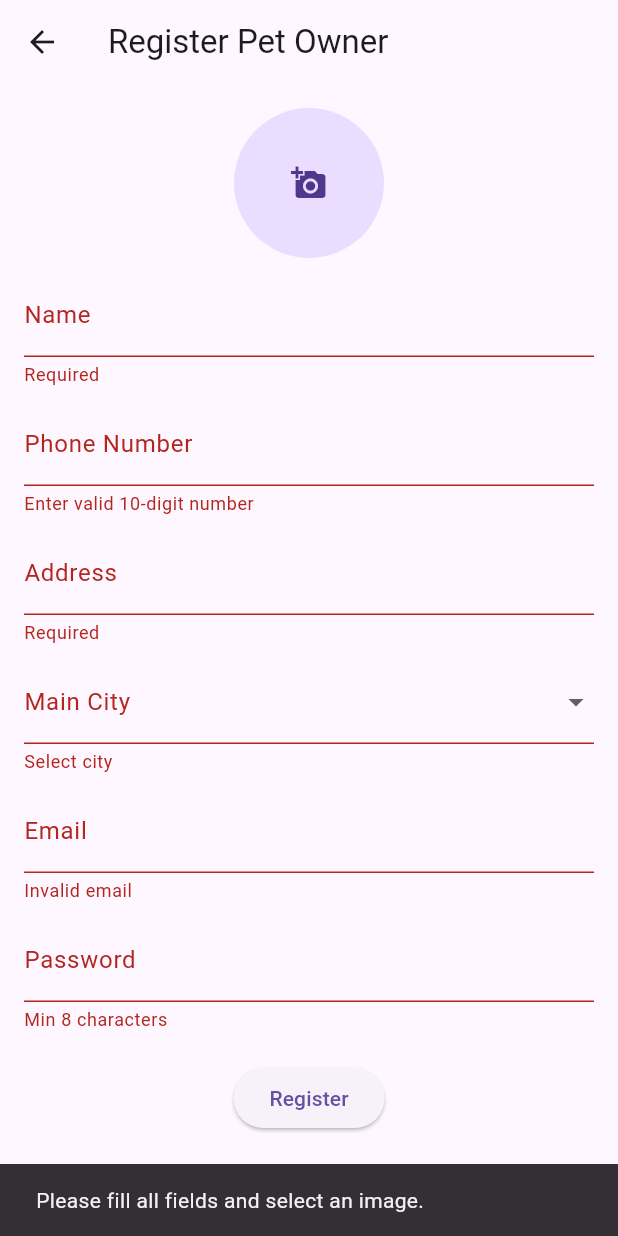
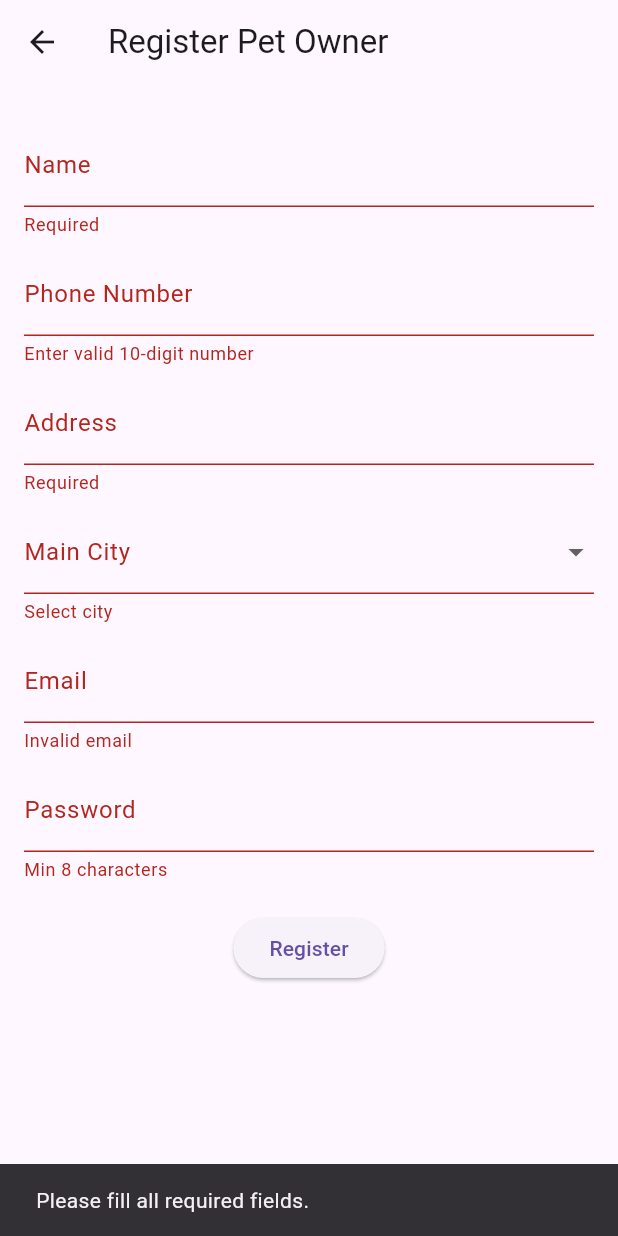
Before and after one commit to apsariudawatte/scooby_app_new, a Flutter app: the RegisterPetOwner screen opened directly, after a tap on "Register", on a phone screen of 412 x 824 dp. Run offline on Flutter 3.47's test engine with Material 3 defaults, Android fonts, the phone set to English and light mode, and no system bars; our stand-ins replace cloud_firestore, firebase_auth, firebase_core, firebase_storage, google_sign_in; accounts and stored records are empty.

Commit message:
Solved registration for pet owner 😉💖💖🔥

```diff
--- a/lib/views/register_pet_owner.dart
+++ b/lib/views/register_pet_owner.dart
@@ -1,6 +1,4 @@
 import 'package:flutter/material.dart';
-import 'package:image_picker/image_picker.dart';
-import 'dart:io';
 import 'package:scooby_app_new/services/auth_services.dart';
 import 'package:scooby_app_new/views/login_screen.dart';
 
@@ -16,27 +14,17 @@ class _RegisterPetOwnerState extends State<RegisterPetOwner> {
   final _nameController = TextEditingController();
   final _phoneController = TextEditingController();
   final _addressController = TextEditingController();
-  // ignore: unused_field
-  final _cityController = TextEditingController();
   final _emailController = TextEditingController();
   final _passwordController = TextEditingController();
   final AuthService _authService = AuthService();
 
-  File? _image;
   final List<String> _cities = [
     'Colombo', 'Kandy', 'Galle', 'Jaffna', 'Anuradhapura', 'Kurunegala'
   ];
   String? _selectedCity;
 
-  Future<void> _pickImage() async {
-    final picked = await ImagePicker().pickImage(source: ImageSource.gallery);
-    if (picked != null) {
-      setState(() => _image = File(picked.path));
-    }
-  }
-
   void _register() async {
-  if (_formKey.currentState!.validate() && _image != null) {
+    if (_formKey.currentState!.validate()) {
       showDialog(
         context: context,
         barrierDismissible: false,
@@ -51,11 +39,11 @@ class _RegisterPetOwnerState extends State<RegisterPetOwner> {
           city: _selectedCity ?? '',
           email: _emailController.text.trim(),
           password: _passwordController.text.trim(),
-        profileImage: _image!,
+          profileImage: null, // No image provided
         );
 
         if (!mounted) return;
-      Navigator.of(context).pop();
+        Navigator.of(context).pop(); // dismiss loading
 
         if (user != null) {
           ScaffoldMessenger.of(context).showSnackBar(
@@ -71,20 +59,19 @@ class _RegisterPetOwnerState extends State<RegisterPetOwner> {
           );
         }
       } catch (e) {
+        if (mounted) {
           Navigator.of(context).pop(); // dismiss loading
           ScaffoldMessenger.of(context).showSnackBar(
             SnackBar(content: Text('Error: $e')),
           );
         }
+      }
     } else {
       ScaffoldMessenger.of(context).showSnackBar(
-      const SnackBar(content: Text('Please fill all fields and select an image.')),
+        const SnackBar(content: Text('Please fill all required fields.')),
       );
     }
   }
-
-
-
 
   @override
   Widget build(BuildContext context) {
@@ -96,14 +83,6 @@ class _RegisterPetOwnerState extends State<RegisterPetOwner> {
           key: _formKey,
           child: Column(
             children: [
-              GestureDetector(
-                onTap: _pickImage,
-                child: CircleAvatar(
-                  radius: 50,
-                  backgroundImage: _image != null ? FileImage(_image!) : null,
-                  child: _image == null ? const Icon(Icons.add_a_photo) : null,
-                ),
-              ),
               const SizedBox(height: 10),
               TextFormField(
                 controller: _nameController,
@@ -129,11 +108,10 @@ class _RegisterPetOwnerState extends State<RegisterPetOwner> {
                 validator: (val) => val == null || val.isEmpty ? 'Required' : null,
               ),
               const SizedBox(height: 10),
-              DropdownButtonFormField(
+              DropdownButtonFormField<String>(
                 value: _selectedCity,
                 items: _cities
-                    .map((city) => DropdownMenuItem(
-                        value: city, child: Text(city)))
+                    .map((city) => DropdownMenuItem(value: city, child: Text(city)))
                     .toList(),
                 onChanged: (val) => setState(() => _selectedCity = val),
                 decoration: const InputDecoration(labelText: 'Main City'),
@@ -150,13 +128,16 @@ class _RegisterPetOwnerState extends State<RegisterPetOwner> {
                 controller: _passwordController,
                 obscureText: true,
                 decoration: const InputDecoration(labelText: 'Password'),
-                validator: (val) => val != null && val.length < 8 ? 'Min 8 characters' : null,
+                validator: (val) {
+                  if (val == null || val.length < 8) return 'Min 8 characters';
+                  return null;
+                },
               ),
               const SizedBox(height: 20),
               ElevatedButton(
                 onPressed: _register,
                 child: const Text('Register'),
-              )
+              ),
             ],
           ),
         ),
```
Also changed, not shown: lib/services/auth_services.dart (+41 -20 lines), lib/views/login_screen.dart (+53 -76 lines), lib/views/register_service_provider.dart (+4 -32 lines), lib/views/wrapper.dart (+12 -10 lines). Lines whose indentation alone changed are shown as unchanged.
